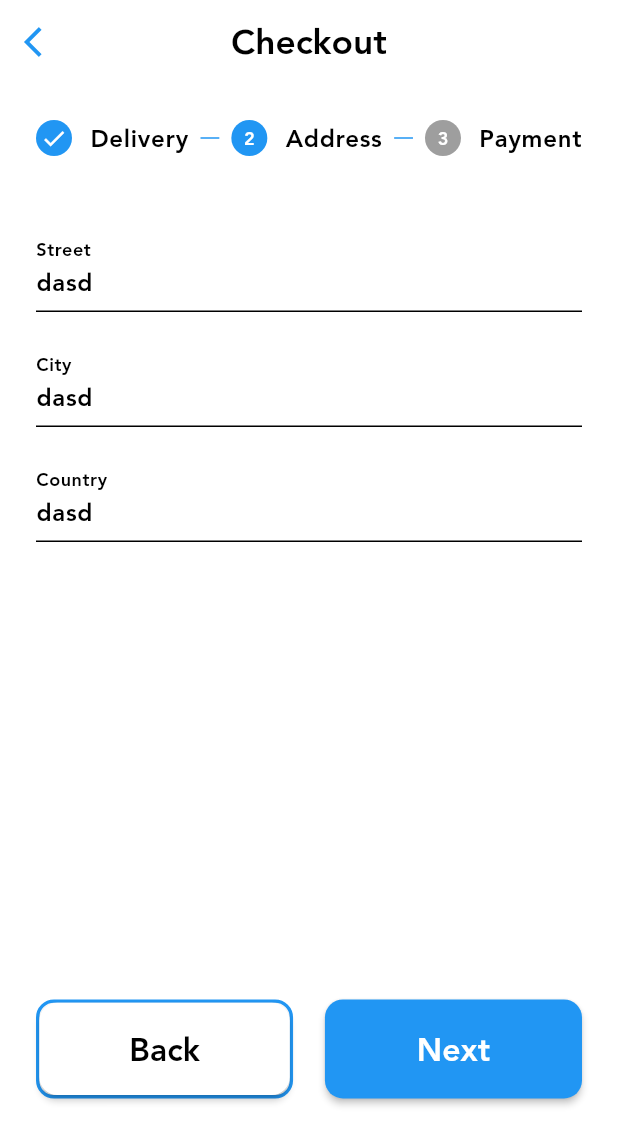
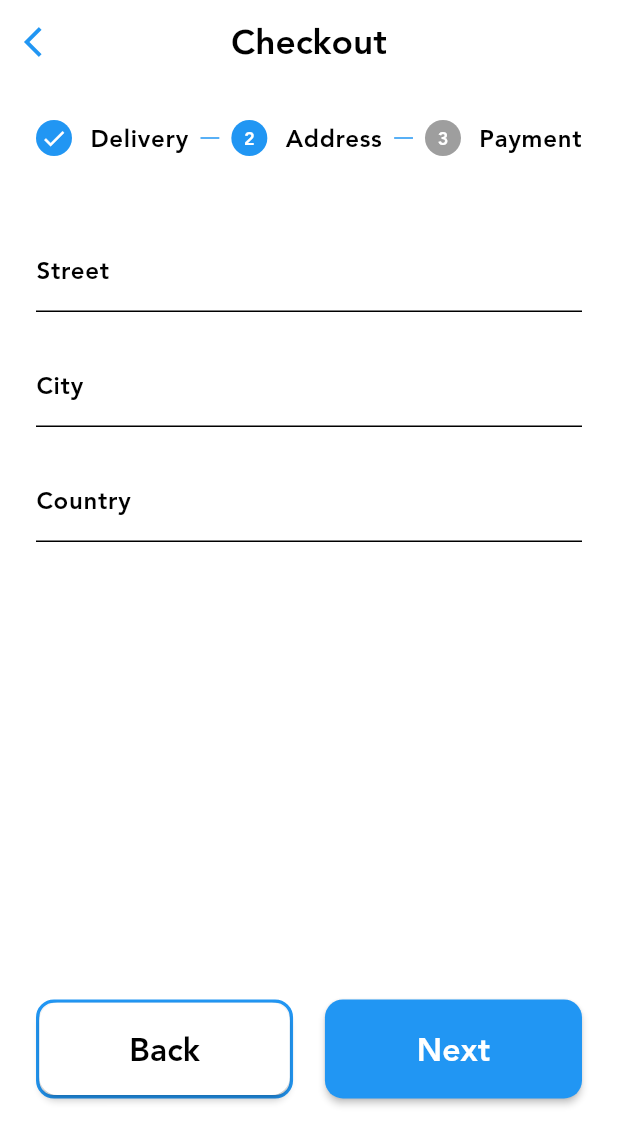
Before and after one commit to YamanAlmobayed/techcart, a Flutter app: the CheckoutStepsPage screen opened by its route, after a tap on "Next", on a phone screen of 412 x 824 dp. Shown: the top 1145 px of the screen. Run offline on Flutter 3.47's test engine with Material 3 defaults, Android fonts, the light colour scheme and no system bars; our stand-ins replace auto_size_text, bloc, cached_network_image, carousel_slider, conditional_builder_null_safety, dio and 9 more; accounts and stored records are empty; network calls fail.

Commit message:
fix typos

```diff
--- a/lib/ui/checkout/checkout_steps_page.dart
+++ b/lib/ui/checkout/checkout_steps_page.dart
@@ -15,13 +15,13 @@ class CheckoutStepsPage extends StatefulWidget {
 class _CheckoutStepsPageState extends State<CheckoutStepsPage> {
   final _formkey1 = GlobalKey<FormState>();
   final _formkey2 = GlobalKey<FormState>();
-  final _streetController = TextEditingController(text: 'dasd');
-  final _cityController = TextEditingController(text: 'dasd');
-  final _countryController = TextEditingController(text: 'dasd');
-  final _nameOnCardController = TextEditingController(text: 'dasd');
-  final _cardNumberController = TextEditingController(text: 'dasd');
-  final _expiryController = TextEditingController(text: 'dasd');
-  final _cvvController = TextEditingController(text: 'dasd');
+  final _streetController = TextEditingController();
+  final _cityController = TextEditingController();
+  final _countryController = TextEditingController();
+  final _nameOnCardController = TextEditingController();
+  final _cardNumberController = TextEditingController();
+  final _expiryController = TextEditingController();
+  final _cvvController = TextEditingController();
   final _cardNumberFocusNode = FocusNode();
   final _expiryDateFocusNode = FocusNode();
 
--- a/lib/ui/checkout/place_order_page.dart
+++ b/lib/ui/checkout/place_order_page.dart
@@ -204,7 +204,7 @@ class PlaceOrderPage extends StatelessWidget {
                           current is PlaceOrdersSuccess ||
                           current is PlaceOrdersError,
                       builder: (context, state) {
-                        if (state is PlaceOrdersError) {
+                        if (state is PlaceOrdersLoading) {
                           return const Center(
                             child: CircularProgressIndicator(),
                           );
```
